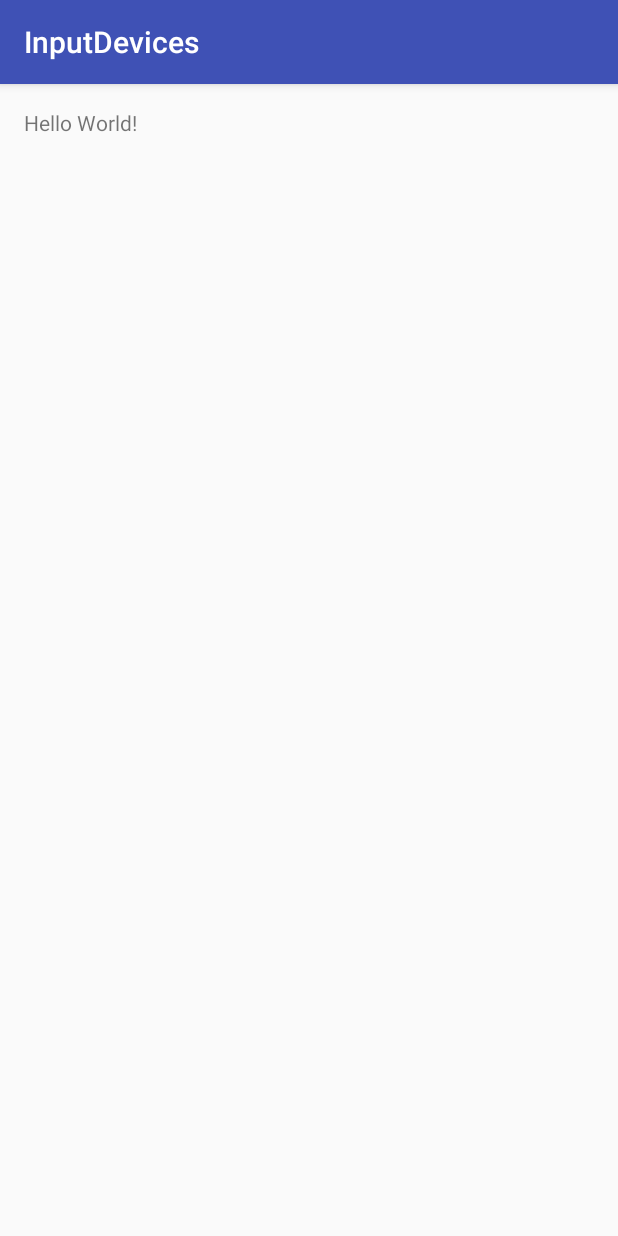
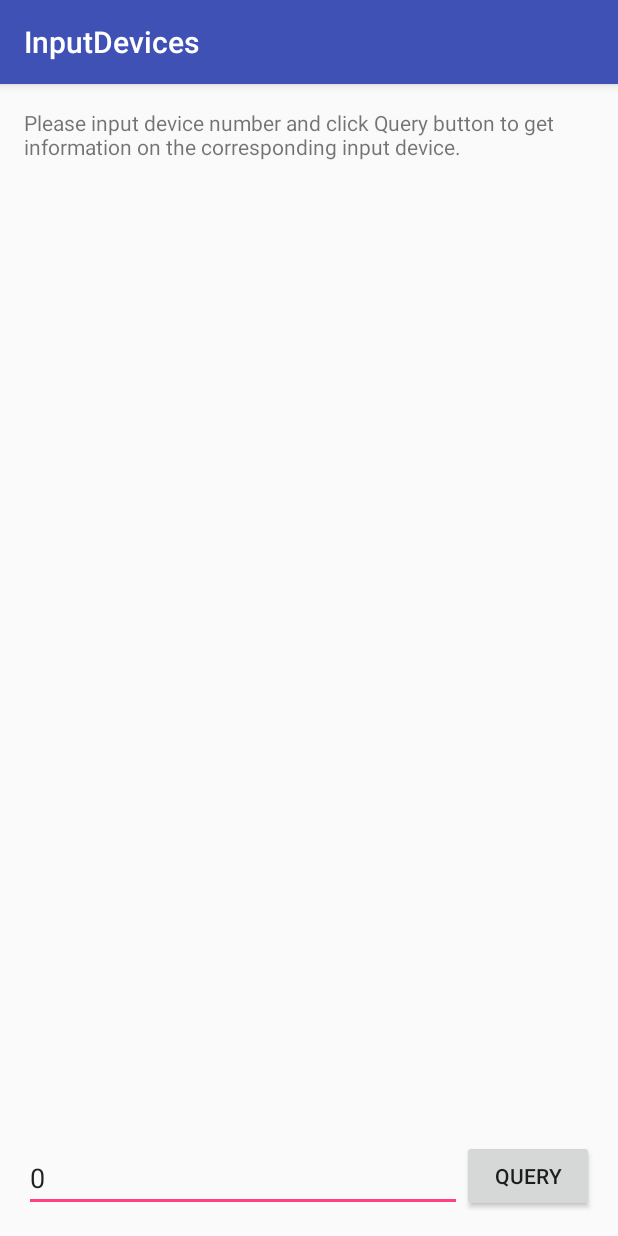
Before and after one commit to kotshennona/InputDevices, an Android app: the screen it shows after launch (MainActivity), on a phone screen of 412 x 824 dp. Run offline under Robolectric (Android 15) with nearby library versions, the phone set to English and light mode, and no system bars.

Commit message:
Basic layout.

```diff
--- a/app/src/main/res/layout/activity_main.xml
+++ b/app/src/main/res/layout/activity_main.xml
@@ -10,7 +10,24 @@
     tools:context="com.example.osipov.inputdevices.MainActivity">
 
     <TextView
+        android:id="@+id/tvResult"
+        android:layout_width="match_parent"
+        android:layout_height="wrap_content"
+        android:text= "@string/app_tvDefaultResultMessage" />
+    <EditText
+        android:id="@+id/etDeviceNumber"
+        android:layout_alignParentBottom="true"
+        android:layout_toLeftOf="@id/btnSendQuery"
+        android:layout_width="match_parent"
+        android:layout_height="wrap_content"
+        android:text="@string/app_defaultDeviceNumber"
+        android:inputType="number" />
+    <Button
+        android:id="@+id/btnSendQuery"
+        android:layout_alignParentBottom="true"
+        android:layout_alignParentEnd="true"
+        android:layout_alignParentRight="true"
         android:layout_width="wrap_content"
         android:layout_height="wrap_content"
-        android:text="Hello World!" />
+        android:text="@string/app_btnSendQuery"/>
 </RelativeLayout>
--- a/app/src/main/res/values/strings.xml
+++ b/app/src/main/res/values/strings.xml
@@ -1,3 +1,6 @@
 <resources>
     <string name="app_name">InputDevices</string>
+    <string name="app_defaultDeviceNumber">0</string>
+    <string name="app_btnSendQuery">Query</string>
+    <string name="app_tvDefaultResultMessage">Please input device number and click Query button to get information on the corresponding input device.</string>
 </resources>
```
Also changed, not shown: 1 other file.
